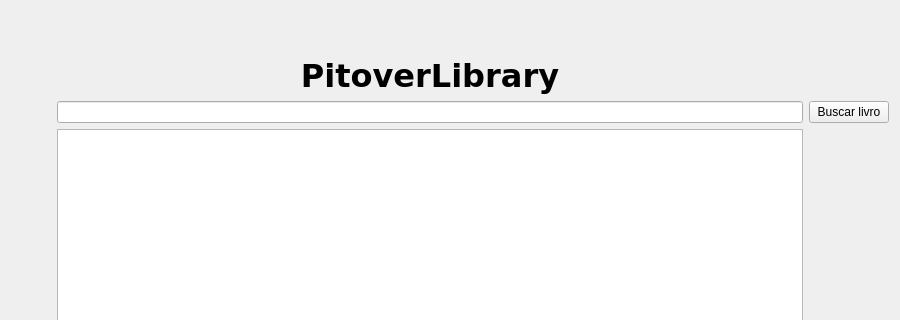
This is menu_usuario.ui in adrianorocha-dev/PiltoverLibrary as Qt 5 draws it before an edit; both pictures show x 0 to 900 and y 0 to 320 of the 900 by 550 pixel window. The edited form follows.
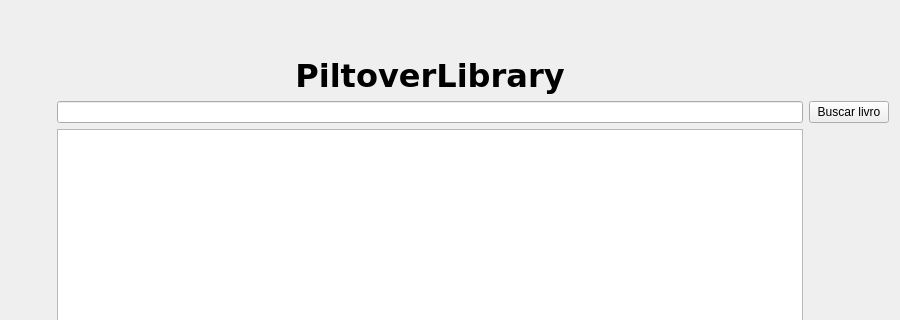
This is the edited form. Icons and pictures are not drawn.

What changed in the file:
```diff
--- a/menu_usuario.ui
+++ b/menu_usuario.ui
@@ -113,7 +113,7 @@
       </font>
      </property>
      <property name="text">
-      <string>PitoverLibrary</string>
+      <string>PiltoverLibrary</string>
      </property>
      <property name="alignment">
       <set>Qt::AlignCenter</set>
```
